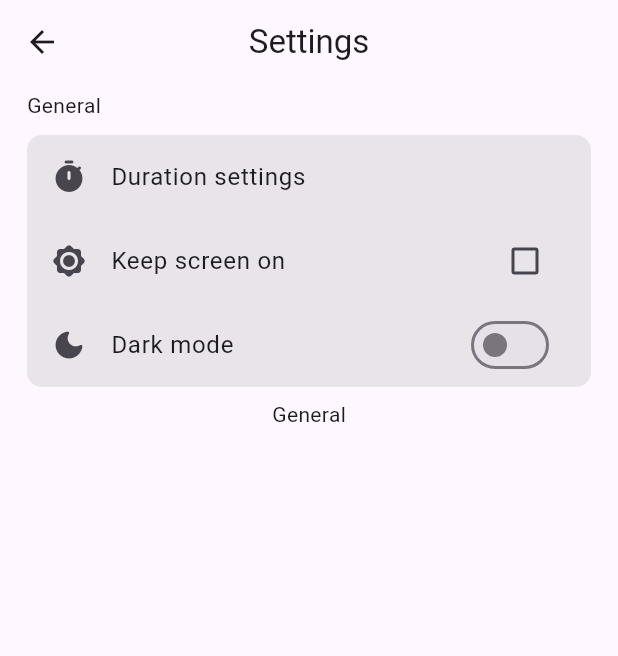
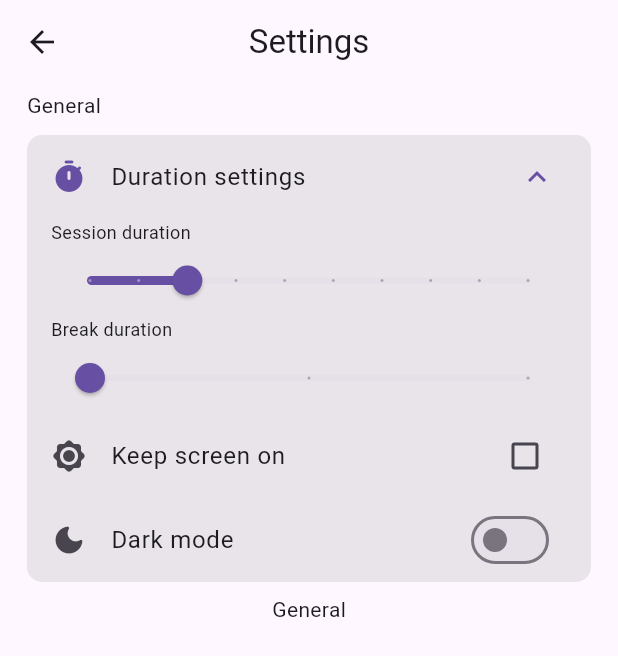
Before and after one commit to gabriel-kimutai/shuchu, a Flutter app: the SettingsPage screen opened directly, after a tap on "Duration settings", on a phone screen of 412 x 824 dp. Shown: the top 656 px of the screen. Run offline on Flutter 3.47's test engine with Material 3 defaults, Android fonts, the phone set to English and light mode, and no system bars; our stand-ins replace hive, hive_flutter, wakelock_plus; accounts and stored records are empty.

Commit message:
Added sliders to the settings

```diff
--- a/lib/src/app.dart
+++ b/lib/src/app.dart
@@ -19,8 +19,14 @@ enum TimerState { focus, rest }
 class _MainAppState extends State<MainApp> {
   final ValueNotifier<bool> _isRunning = ValueNotifier(false);
 
-  static Duration focusTime = const Duration(minutes: 10);
-  static Duration breakTime = const Duration(minutes: 5);
+  static Box userPrefs = Hive.box('user_prefs');
+
+  static final int _focusTime =
+      userPrefs.get('sessionDuration', defaultValue: 25);
+  static final int _breakTime = userPrefs.get('breakDuration', defaultValue: 5);
+
+  static Duration focusTime = Duration(minutes: _focusTime);
+  static Duration breakTime = Duration(minutes: _breakTime);
 
   static Duration initialTime = focusTime;
   static const Duration addsubTime = Duration(minutes: 1);
@@ -163,11 +169,16 @@ class _MainAppState extends State<MainApp> {
   @override
   void initState() {
     Box userPrefs = Hive.box('user_prefs');
+
+    int focus = userPrefs.get('sessionDuration', defaultValue: 25);
+    int rest = userPrefs.get('breakDuration', defaultValue: 5);
     super.initState();
 
     if (mounted) {
       WakelockPlus.toggle(
           enable: userPrefs.get('isWakeLock', defaultValue: false));
+      focusTime = Duration(minutes: focus);
+      breakTime = Duration(minutes: rest);
     }
   }
 
--- a/lib/src/pages/settings_page.dart
+++ b/lib/src/pages/settings_page.dart
@@ -1,3 +1,5 @@
+import 'dart:developer';
+
 import 'package:flutter/material.dart';
 import 'package:hive/hive.dart';
 import 'package:wakelock_plus/wakelock_plus.dart';
@@ -18,6 +20,10 @@ class _SettingsPageState extends State<SettingsPage> {
 
   late bool isDarkMode;
   late bool isWakeLock;
+
+  late int sessionDuration =
+      userPrefsBox.get('sessionDuration', defaultValue: 25.0);
+  late int breakDuration = userPrefsBox.get('breakDuration', defaultValue: 5.0);
 
   void onDarkMode(bool? on) async {
     setState(() {
@@ -40,6 +46,9 @@ class _SettingsPageState extends State<SettingsPage> {
       setState(() {
         isDarkMode = userPrefsBox.get('isDarkMode', defaultValue: false);
         isWakeLock = userPrefsBox.get('isWakeLock', defaultValue: false);
+
+        sessionDuration = userPrefsBox.get('sessionDuration', defaultValue: 25);
+        breakDuration = userPrefsBox.get('breakDuration', defaultValue: 5);
       });
       WakelockPlus.toggle(enable: isWakeLock);
     }
@@ -65,11 +74,53 @@ class _SettingsPageState extends State<SettingsPage> {
           child: Column(
             children: [
               SettingGroup(groupName: "General", settingItems: [
-                ListTile(
+                ExpansionTile(
+                  expandedCrossAxisAlignment: CrossAxisAlignment.start,
                   leading: const Icon(Icons.timer_rounded),
                   title: const Text("Duration settings"),
-                  onTap: () {},
                   shape: shapeBorder,
+                  collapsedShape: shapeBorder,
+                  childrenPadding: EdgeInsets.symmetric(horizontal: 16.0),
+                  children: [
+                    const Text(
+                      "Session duration",
+                      style: TextStyle(fontSize: 12.0),
+                    ),
+                    Slider(
+                      label: sessionDuration.round().toString(),
+                      min: 15,
+                      max: 60,
+                      divisions: 9,
+                      value: sessionDuration.roundToDouble(),
+                      onChanged: (double val) {
+                        setState(() {
+                          sessionDuration = val.round();
+                        });
+                      },
+                      onChangeEnd: (double val) async {
+                        await userPrefsBox.put('sessionDuration', val.round());
+                      },
+                    ),
+                    const Text(
+                      "Break duration",
+                      style: TextStyle(fontSize: 12.0),
+                    ),
+                    Slider(
+                      label: breakDuration.round().toString(),
+                      min: 5,
+                      max: 15,
+                      divisions: 2,
+                      value: breakDuration.roundToDouble(),
+                      onChanged: (double val) {
+                        setState(() {
+                          breakDuration = val.round();
+                        });
+                      },
+                      onChangeEnd: (double val) async {
+                        await userPrefsBox.put('breakDuration', val.round());
+                      },
+                    ),
+                  ],
                 ),
                 CheckboxListTile(
                     secondary: const Icon(Icons.brightness_high_rounded),
```
